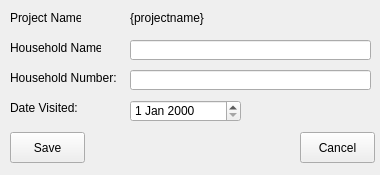
This is open-ihm/gui/designs/ui_edithousehold_details.ui in snim2mirror/openihm as Qt 5 draws it before an edit. The edited form follows.
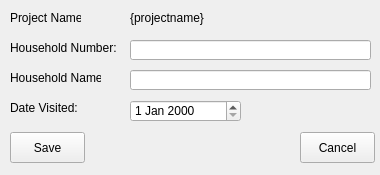
This is the edited form.

Commit message: Data Entry updates: open project, add household, edit household, view all households

```diff
--- a/open-ihm/gui/designs/ui_edithousehold_details.ui
+++ b/open-ihm/gui/designs/ui_edithousehold_details.ui
@@ -23,7 +23,7 @@
    <property name="geometry">
     <rect>
      <x>130</x>
-     <y>70</y>
+     <y>40</y>
      <width>241</width>
      <height>20</height>
     </rect>
@@ -33,13 +33,13 @@
    <property name="geometry">
     <rect>
      <x>10</x>
-     <y>40</y>
+     <y>70</y>
      <width>91</width>
      <height>16</height>
     </rect>
    </property>
    <property name="text">
-    <string>Household Name</string>
+    <string>Household Name:</string>
    </property>
   </widget>
   <widget class="QLabel" name="label_3">
@@ -121,7 +121,7 @@
    <property name="geometry">
     <rect>
      <x>10</x>
-     <y>70</y>
+     <y>40</y>
      <width>121</width>
      <height>16</height>
     </rect>
@@ -134,7 +134,7 @@
    <property name="geometry">
     <rect>
      <x>130</x>
-     <y>40</y>
+     <y>70</y>
      <width>241</width>
      <height>20</height>
     </rect>
```
The commit also changes 9 other files.
